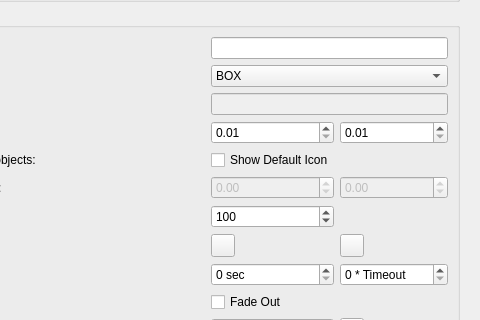
Qt form ui/posiview_properties_base.ui (jrenken/qgis-PosiView) before a commit; both pictures show x 367 to 847 and y 229 to 549 of the 847 by 850 pixel window.
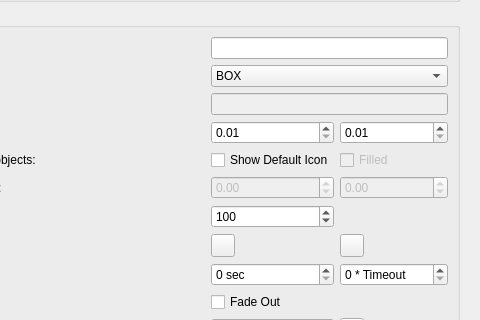
The same form after that commit. The open tabs and pages were chosen to show the change. Icons and pictures are not drawn. Custom widgets are drawn as their Qt base class.

Commit message: default icon can be filled or not fix translation issue for degree sign in guidance dock

```diff
--- a/ui/posiview_properties_base.ui
+++ b/ui/posiview_properties_base.ui
@@ -1292,6 +1292,16 @@
                     </property>
                    </widget>
                   </item>
+                  <item row="4" column="2">
+                   <widget class="QCheckBox" name="checkBoxDefIconFilled">
+                    <property name="enabled">
+                     <bool>false</bool>
+                    </property>
+                    <property name="text">
+                     <string>Filled</string>
+                    </property>
+                   </widget>
+                  </item>
                  </layout>
                 </widget>
                </item>
```
Left out of the diff: 18 changed lines with no effect on the pictures. The commit also changes 4 other files.
